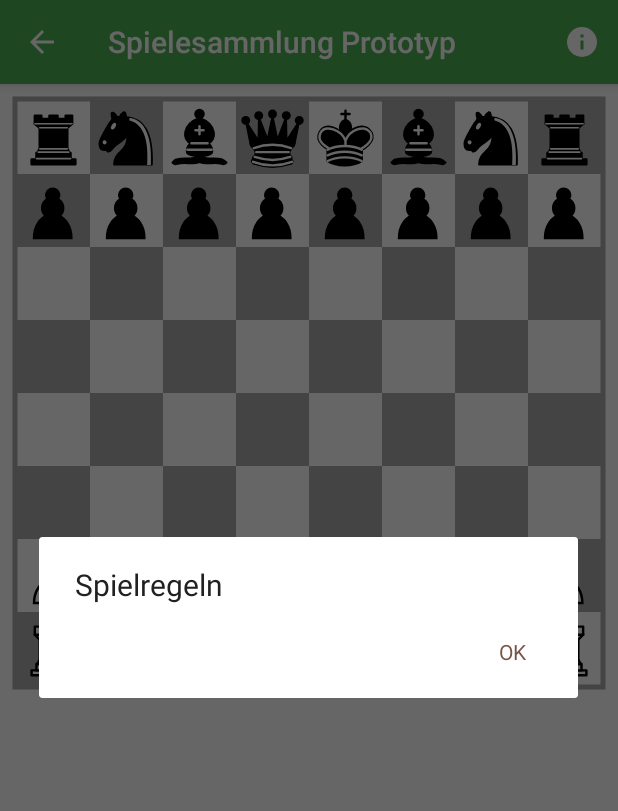
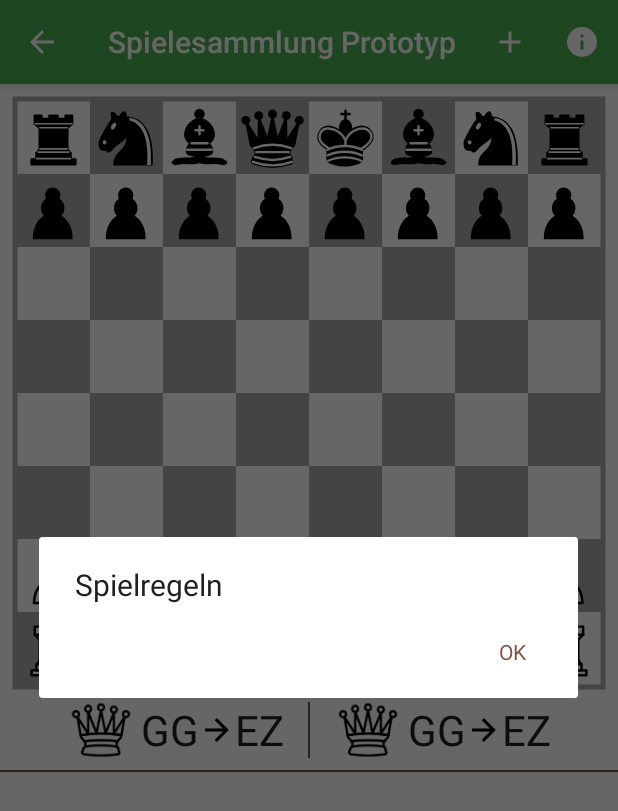
Before and after one commit to android-gamecollection/gamecollection, an Android app: the Chess screen opened directly, with no data from a screen before it, after a tap on "Spielregeln", on a phone screen of 412 x 824 dp. Shown: the top 811 px of the screen. Run offline under Robolectric (Android 15) with nearby library versions, the phone set to English and light mode, and no system bars; 2 statements that could not run were skipped; 1 other tap on this screen came first.

Commit message:
Add basic chess history RecyclerView and demo 'add' action button

```diff
--- a/app/src/main/java/todo/spielesammlungprototyp/view/activity/Chess.java
+++ b/app/src/main/java/todo/spielesammlungprototyp/view/activity/Chess.java
@@ -7,13 +7,19 @@ import android.annotation.SuppressLint;
 import android.app.AlertDialog;
 import android.graphics.Color;
 import android.graphics.Point;
+import android.graphics.drawable.Drawable;
 import android.os.Bundle;
 import android.support.design.widget.CoordinatorLayout;
 import android.support.design.widget.Snackbar;
 import android.support.v4.content.ContextCompat;
+import android.support.v7.widget.DividerItemDecoration;
+import android.support.v7.widget.LinearLayoutManager;
+import android.support.v7.widget.RecyclerView;
+import android.support.v7.widget.helper.ItemTouchHelper;
 import android.util.Log;
 import android.view.Gravity;
 import android.view.LayoutInflater;
+import android.view.MenuItem;
 import android.view.MotionEvent;
 import android.view.View;
 import android.view.ViewGroup;
@@ -25,6 +31,7 @@ import android.widget.TextView;
 import java.util.Map;
 
 import todo.spielesammlungprototyp.R;
+import todo.spielesammlungprototyp.model.games.chess.ChessHistoryAdapter;
 import todo.spielesammlungprototyp.model.games.chess.ChessWrapper;
 import todo.spielesammlungprototyp.model.util.CharacterIterator;
 import todo.spielesammlungprototyp.model.util.MapBuilder;
@@ -54,6 +61,8 @@ public class Chess extends GameActivity {
     private Tuple<Integer, Integer> logged;
     private ChessWrapper board;
     private int gridSize;
+    private LinearLayoutManager recyclerManager;
+    private ChessHistoryAdapter recyclerAdapter;
 
     @Override
     protected void onCreate(Bundle savedInstanceState) {
@@ -85,6 +94,37 @@ public class Chess extends GameActivity {
                 return true;
             }
         });
+        setupRecyclerView();
+    }
+
+    private void setupRecyclerView() {
+        RecyclerView recyclerHistory = (RecyclerView) findViewById(R.id.recyclerview_history);
+        recyclerManager = new LinearLayoutManager(this);
+        recyclerHistory.setLayoutManager(recyclerManager);
+        recyclerAdapter = new ChessHistoryAdapter();
+        recyclerHistory.setAdapter(recyclerAdapter);
+        DividerItemDecoration recyclerDecoration = new DividerItemDecoration(recyclerHistory.getContext(), recyclerManager.getOrientation());
+        Drawable drawable = ContextCompat.getDrawable(getApplicationContext(), R.drawable.shape_recyclerview_divider);
+        recyclerDecoration.setDrawable(drawable);
+        recyclerHistory.addItemDecoration(recyclerDecoration);
+        ItemTouchHelper itemTouchHelper = new ItemTouchHelper(new ChessHistoryCallback());
+        itemTouchHelper.attachToRecyclerView(recyclerHistory);
+    }
+
+    @Override
+    public boolean onOptionsItemSelected(MenuItem item) {
+        switch (item.getItemId()) {
+            case R.id.action_add:
+                testAddItem();
+                return true;
+            default:
+                return super.onOptionsItemSelected(item);
+        }
+    }
+
+    private void testAddItem() {
+        recyclerAdapter.addItem();
+        recyclerManager.scrollToPosition(0);
     }
 
     @Override
@@ -315,4 +355,21 @@ public class Chess extends GameActivity {
             promotionmove(from, to, figur);
         }
     }
+
+    private class ChessHistoryCallback extends ItemTouchHelper.SimpleCallback {
+
+        ChessHistoryCallback() {
+            super(0, ItemTouchHelper.LEFT | ItemTouchHelper.RIGHT);
+        }
+
+        @Override
+        public boolean onMove(RecyclerView recyclerView, RecyclerView.ViewHolder viewHolder, RecyclerView.ViewHolder target) {
+            return false;
+        }
+
+        @Override
+        public void onSwiped(RecyclerView.ViewHolder viewHolder, int direction) {
+            recyclerAdapter.removeItem(viewHolder.getAdapterPosition());
+        }
+    }
 }
--- a/app/src/main/java/todo/spielesammlungprototyp/view/activity/GameActivity.java
+++ b/app/src/main/java/todo/spielesammlungprototyp/view/activity/GameActivity.java
@@ -67,12 +67,13 @@ public abstract class GameActivity extends AppCompatActivity {
         switch (item.getItemId()) {
             case android.R.id.home:
                 onBackPressed();
-                break;
+                return true;
             case R.id.action_info:
                 showRulesDialog();
-                break;
+                return true;
+            default:
+                return super.onOptionsItemSelected(item);
         }
-        return super.onOptionsItemSelected(item);
     }
 
     /**
--- /dev/null
+++ b/app/src/main/res/drawable/shape_recyclerview_divider.xml
@@ -0,0 +1,10 @@
+<?xml version="1.0" encoding="utf-8"?>
+<shape xmlns:android="http://schemas.android.com/apk/res/android">
+
+    <size
+        android:width="1dp"
+        android:height="1dp" />
+
+    <solid android:color="@color/colorAccent" />
+
+</shape>
--- a/app/src/main/res/layout/activity_chess.xml
+++ b/app/src/main/res/layout/activity_chess.xml
@@ -16,7 +16,9 @@
             android:id="@+id/gridview_chess"
             android:layout_width="match_parent"
             android:layout_height="wrap_content"
-            android:layout_margin="8dp"
+            android:layout_marginEnd="8dp"
+            android:layout_marginStart="8dp"
+            android:layout_marginTop="8dp"
             app:borderSize="normal"
             app:colorBorder="@color/chessSquareDark"
             app:colorDark="@color/chessSquareDark"
@@ -26,6 +28,12 @@
             app:gridSize="8"
             app:highlightStrokeStyle="regular" />
 
+        <android.support.v7.widget.RecyclerView
+            android:id="@+id/recyclerview_history"
+            android:layout_width="match_parent"
+            android:layout_height="match_parent"
+            android:background="@color/backgroundDarker" />
+
     </LinearLayout>
 
 </android.support.design.widget.CoordinatorLayout>
--- a/app/src/main/res/layout/fragment_game_chess_halfmove.xml
+++ b/app/src/main/res/layout/fragment_game_chess_halfmove.xml
@@ -8,7 +8,6 @@
         android:layout_width="wrap_content"
         android:layout_height="wrap_content"
         android:layout_marginEnd="4dp"
-        android:paddingBottom="4dp"
         android:src="@drawable/game_chess_queen_w" />
 
     <TextView
--- a/app/src/main/res/layout/fragment_game_chess_move.xml
+++ b/app/src/main/res/layout/fragment_game_chess_move.xml
@@ -1,7 +1,9 @@
 <?xml version="1.0" encoding="utf-8"?>
 <RelativeLayout xmlns:android="http://schemas.android.com/apk/res/android"
+    xmlns:tools="http://schemas.android.com/tools"
     android:layout_width="match_parent"
     android:layout_height="wrap_content"
+    android:background="@color/background"
     android:padding="4dp">
 
     <LinearLayout
@@ -12,7 +14,8 @@
         android:divider="@drawable/shape_linear_layout_divider"
         android:dividerPadding="4dp"
         android:orientation="horizontal"
-        android:showDividers="middle">
+        android:showDividers="middle"
+        tools:ignore="UselessParent">
 
         <include layout="@layout/fragment_game_chess_halfmove" />
 
--- a/app/src/main/res/menu/app_bar_items.xml
+++ b/app/src/main/res/menu/app_bar_items.xml
@@ -1,6 +1,12 @@
 <?xml version="1.0" encoding="utf-8"?>
 <menu xmlns:android="http://schemas.android.com/apk/res/android"
     xmlns:app="http://schemas.android.com/apk/res-auto">
+
+    <item
+        android:id="@+id/action_add"
+        android:icon="@drawable/icon_plus"
+        android:title="Hinzufügen"
+        app:showAsAction="always" />
 
     <item
         android:id="@+id/action_info"
```
Also changed, not shown: app/src/main/java/todo/spielesammlungprototyp/model/games/chess/ChessHistoryAdapter.java (added, +52 -0 lines).
